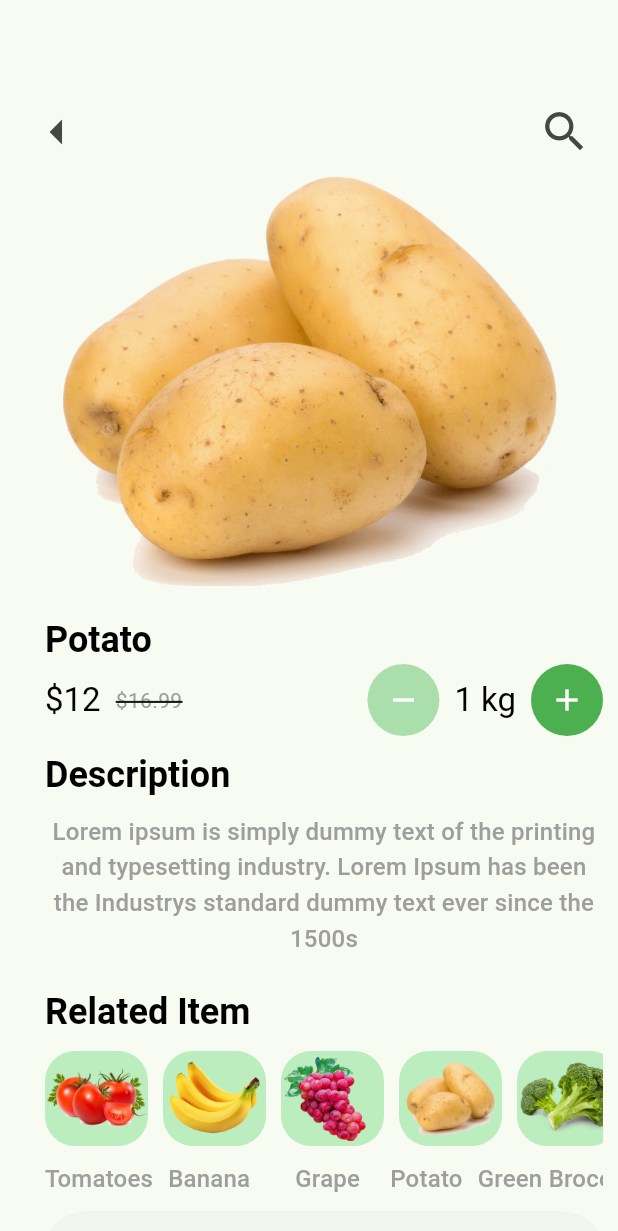
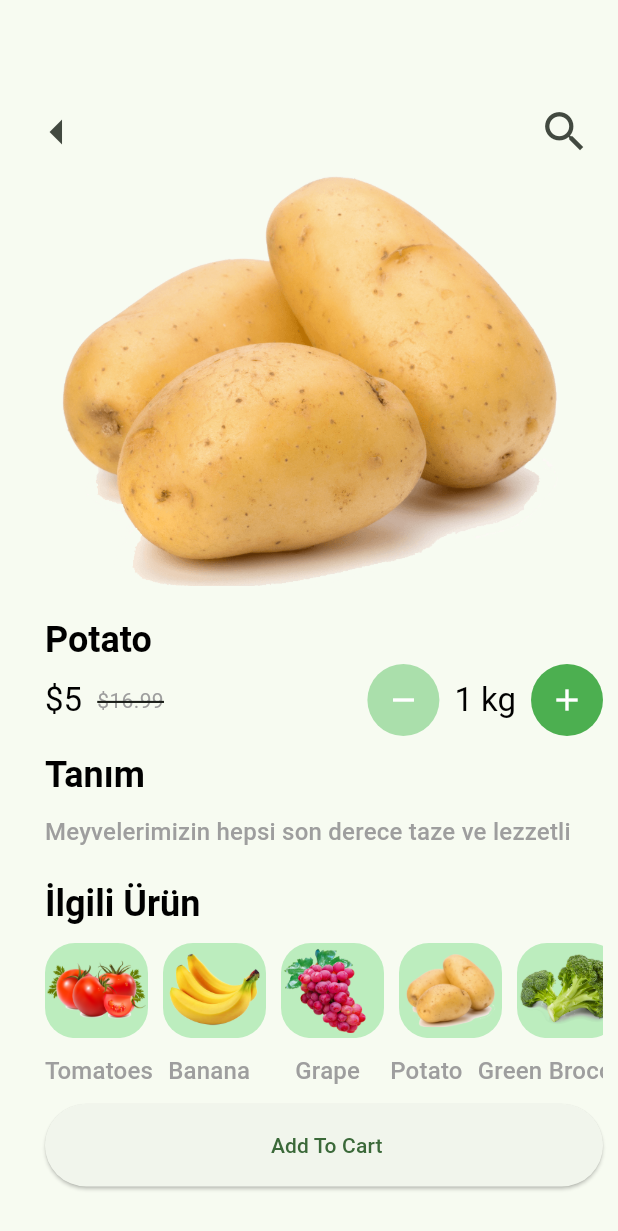
Before and after one commit to alpayyy/3301456_213301049, a Flutter app: the FruitsPotato screen opened directly, on a phone screen of 412 x 824 dp. Shown: the top 1231 px of the screen. Run offline on Flutter 3.47's test engine with Material 2 defaults, Android fonts, the phone set to English and light mode, and no system bars; our stand-ins replace animated_bottom_navigation_bar, cloud_firestore, firebase_auth, firebase_core, get_storage, syncfusion_flutter_charts; accounts and stored records are empty; network calls fail.

Commit message:
Güncell

```diff
--- a/lib/core/const/fruits_const.dart
+++ b/lib/core/const/fruits_const.dart
@@ -27,46 +27,46 @@ class FruitConst {
   static const potato_f = 'assets/images/potato.png';
 //Text
   // ignore: constant_identifier_names
-  static const text_title = 'Find your Daily Groceries Products';
+  static const text_title = 'Tüm Aradığınız Ürünler Bu Manavda ';
   // ignore: constant_identifier_names
   static const text_info_context =
-      'Florem Ipsum is simply dummy text of the printing and typesetting industry.';
+      'Her şeyin en iyisi.';
   // ignore: constant_identifier_names
-  static const container_elv_text = 'Order Now';
+  static const container_elv_text = 'Sipariş ver';
 
-  static const stop = 'Not Found';
+  static const stop = 'Bulunamadı';
   // ignore: constant_identifier_names
-  static const elevated_buton = 'Get Started';
+  static const elevated_buton = 'Başlayalım';
   // ignore: constant_identifier_names
-  static const container_title = 'Order Our Best\nGroceries Products';
+  static const container_title = 'En İyi Sebzeler Burada sizlerle';
   // ignore: constant_identifier_names
-  static const home_title = 'Popular Items ';
+  static const home_title = 'Popular Ürünler';
   // ignore: constant_identifier_names
-  static const see_all = 'SeeAll';
+  static const see_all = 'Gör';
   // ignore: constant_identifier_names
   static const marul_title = 'Chinese cabbage';
   // ignore: constant_identifier_names
-  static const marul_subtitle='Description';
+  static const marul_subtitle='Tanım';
   // ignore: constant_identifier_names
-  static const marul_context='Lorem ipsum is simply dummy text of the printing and typesetting industry. Lorem Ipsum has';
+  static const marul_context='Sebzelerimizin hepsi son derece taze ve lezzetli';
   // ignore: constant_identifier_names
-  static const marul_subtitletwo='Description';
+  static const marul_subtitletwo='Tanım';
   // ignore: constant_identifier_names
   static const kg_m = '1 kg';
   // ignore: constant_identifier_names
-  static const f_many = '\$12';
+  static const f_many = '\$5';
   // ignore: constant_identifier_names
   static const text_price_line = '\$16.99';
   // ignore: constant_identifier_names
   static const tomatoes_title = 'Tomatoes';
   // ignore: constant_identifier_names
-  static const tomatoes_subtitle='Description';
+  static const tomatoes_subtitle='Tanım';
   // ignore: constant_identifier_names
-  static const tomatoes_context='Lorem ipsum is simply dummy text of the printing and typesetting industry. Lorem Ipsum has been the Industrys standard dummy text ever since the 1500s';
+  static const tomatoes_context='Sebzelerimizin hepsi son derece taze ve lezzetli';
    // ignore: constant_identifier_names
-   static const tomatoes_subtitletwo='Related Item';
+   static const tomatoes_subtitletwo='İlgili Ürün';
   // ignore: constant_identifier_names
-  static const new_item = 'New Item';
+  static const new_item = 'İlgili Ürün';
   // ignore: constant_identifier_names
   static const potato_title = 'Potato';
   // ignore: constant_identifier_names
@@ -74,20 +74,20 @@ class FruitConst {
   // ignore: constant_identifier_names
   static const grape_name = 'Grape';
   // ignore: constant_identifier_names
-  static const potato_subtitle='Description';
+  static const potato_subtitle='Tanım';
   // ignore: constant_identifier_names
-  static const potato_context='Lorem ipsum is simply dummy text of the printing and typesetting industry. Lorem Ipsum has been the Industrys standard dummy text ever since the 1500s';
+  static const potato_context='Meyvelerimizin hepsi son derece taze ve lezzetli';
   // ignore: constant_identifier_names
-  static const potato_subtitletwo='Related Item';
+  static const potato_subtitletwo='İlgili Ürün';
   // ignore: constant_identifier_names
   static const green_broccoli = 'Green Brocolli';
   // ignore: constant_identifier_names
-  static const brocoli_subtitle = 'Description';
+  static const brocoli_subtitle = 'Delicious';
   // ignore: constant_identifier_names
   static const brocoli_context =
-      'Lorem ipsum is simply dummy text of the printing and typesetting industry. Lorem Ipsum has been the Industrys standard dummy text ever since the 1500s';
+      'Meyvelerimizin hepsi son derece taze ve lezzetli';
   // ignore: constant_identifier_names
-  static const brocoli_subtitletwo = 'Related Item';
+  static const brocoli_subtitletwo = 'İlgili Ürün';
   // ignore: constant_identifier_names
   static const elevaten_button_two = ' Add To Cart';
 //ButtonText
--- a/lib/view/http_paketi_ile_veri_cekme.dart
+++ b/lib/view/http_paketi_ile_veri_cekme.dart
@@ -27,7 +27,7 @@ class _HttpPaketDataState extends State<HttpPaketData> {
     _posts = _fetchPosts();
   }
 
-// http paketinin kullanıldığı kısım
+
   Future<List<Post>> _fetchPosts() async {
     var url = Uri.https('jsonplaceholder.typicode.com', "/posts");
     final response = await http.get(url);
@@ -46,7 +46,7 @@ class _HttpPaketDataState extends State<HttpPaketData> {
       appBar: AppBar(
         centerTitle: true,
         backgroundColor: FruitConst.colorgreen,
-        title: const Text("http paketinin örneği"),
+        title: const Text("http paketi"),
       ),
       body: FutureBuilder<List<Post>>(
         future: _posts,
```
